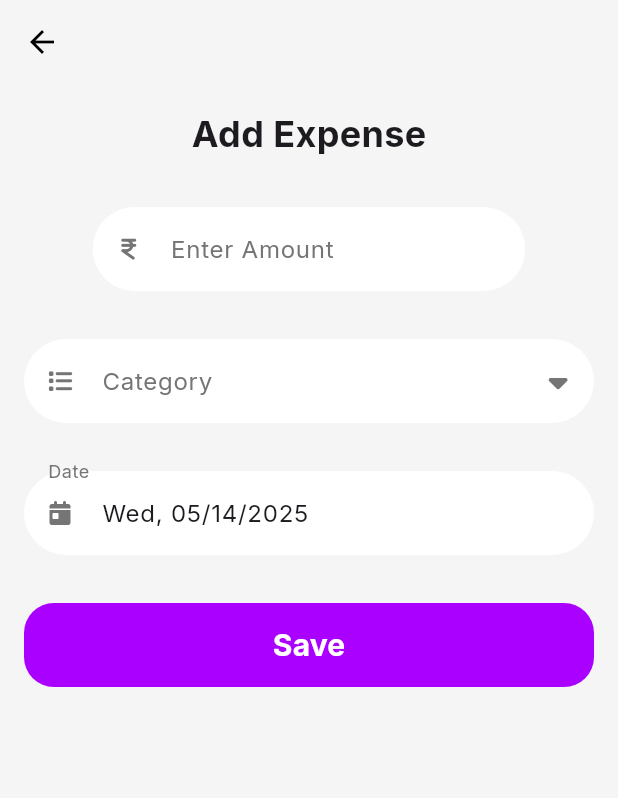
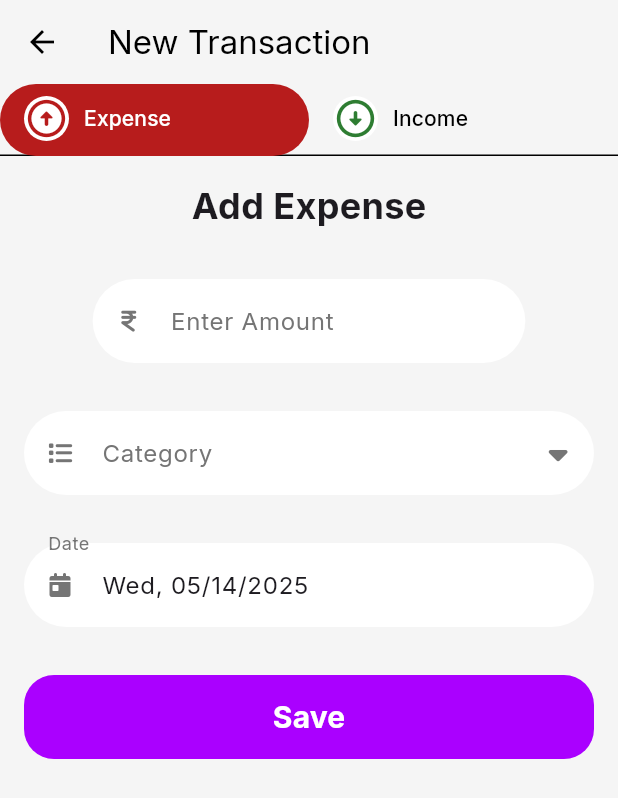
Before and after one commit to IshanKarki/Khutruke, a Flutter app: the screen it shows after launch, after a tap on an icon or button, on a phone screen of 412 x 824 dp. Shown: the top 798 px of the screen. Run offline on Flutter 3.47's test engine with Material 3 defaults, Android fonts, the phone set to English and light mode, and no system bars; our stand-ins replace fl_chart, font_awesome_flutter, google_fonts.

Commit message:
Category begins

```diff
--- a/lib/screens/add_expense/views/add_expense.dart
+++ b/lib/screens/add_expense/views/add_expense.dart
@@ -26,8 +26,6 @@ class _AddExpenseState extends State<AddExpense> {
     return GestureDetector(
       onTap: () => FocusScope.of(context).unfocus(),
       child: Scaffold(
-        backgroundColor: Theme.of(context).colorScheme.surface,
-        appBar: AppBar(backgroundColor: Theme.of(context).colorScheme.surface),
         body: Padding(
           padding: const EdgeInsets.all(16.0),
           child: Column(
@@ -63,6 +61,21 @@ class _AddExpenseState extends State<AddExpense> {
               TextFormField(
                 controller: categoryController,
                 readOnly: true,
+                onTap: () {
+                  showDialog(
+                    context: context,
+                    builder: (BuildContext context) {
+                      return AlertDialog(
+                        content: Column(
+                          mainAxisSize: MainAxisSize.min,
+                          children: [
+
+                          ],
+                        ),
+                      );
+                    },
+                  );
+                },
                 decoration: InputDecoration(
                   filled: true,
                   fillColor: Colors.white,
@@ -77,29 +90,14 @@ class _AddExpenseState extends State<AddExpense> {
                   ),
                   hintText: 'Category',
                   hintStyle: TextStyle(color: Colors.grey.shade600),
-                  suffixIcon: IconButton(
-                    onPressed: () {
-                      showDialog(
-                        context: context,
-                        builder: (context) {
-                          return AlertDialog(
-                            content: Column(
-                              children: [
-
-                              ],
-                            ),
-                          );
-                        },
-                      );
-                    },
-                    icon: Icon(
-                      FontAwesomeIcons.caretDown,
-                      size: 20,
-                      color: Colors.grey.shade600,
-                    ),
+                  suffixIcon: Icon(
+                    FontAwesomeIcons.caretDown,
+                    size: 20,
+                    color: Colors.grey.shade600,
                   ),
                 ),
               ),
+
               SizedBox(height: 32),
               TextFormField(
                 controller: dateController,
--- /dev/null
+++ b/lib/screens/add_expense/views/add_income.dart
@@ -0,0 +1,10 @@
+import 'package:flutter/material.dart';
+
+class AddIncome extends StatelessWidget {
+  const AddIncome({super.key});
+
+  @override
+  Widget build(BuildContext context) {
+    return const Placeholder();
+  }
+}
--- /dev/null
+++ b/lib/screens/add_expense/views/new_transaction.dart
@@ -0,0 +1,109 @@
+import 'package:flutter/material.dart';
+import 'package:khutruke/screens/add_expense/views/add_expense.dart';
+import 'package:khutruke/screens/add_expense/views/add_income.dart';
+
+class NewTransaction extends StatefulWidget {
+  const NewTransaction({super.key});
+
+  @override
+  State<NewTransaction> createState() => _NewTransactionState();
+}
+
+class _NewTransactionState extends State<NewTransaction>
+    with SingleTickerProviderStateMixin {
+  @override
+  Widget build(BuildContext context) {
+    return DefaultTabController(
+      length: 2,
+      child: Builder(
+        builder: (BuildContext context) {
+          final TabController tabController = DefaultTabController.of(context);
+
+          return StatefulBuilder(
+            builder: (context, setState) {
+              tabController.addListener(() {
+                setState(() {}); // Rebuild when tab changes
+              });
+
+              Color selectedColor =
+                  tabController.index == 0
+                      ? Colors.red.shade900
+                      : Colors.green.shade800;
+
+              return Scaffold(
+                appBar: AppBar(
+                  title: Text('New Transaction'),
+                  bottom: TabBar(
+                    tabs: [
+                      Tab(
+                        child: Row(
+                          children: [
+                            Stack(
+                              alignment: Alignment.center,
+                              children: [
+                                Container(
+                                  width: 30,
+                                  decoration: BoxDecoration(
+                                    shape: BoxShape.circle,
+                                    color: Colors.white,
+                                  ),
+                                ),
+
+                                Icon(
+                                  Icons.arrow_circle_up_rounded,
+                                  color: Colors.red.shade900,
+                                  size: 30,
+                                ),
+                              ],
+                            ),
+                            SizedBox(width: 10),
+                            Text('Expense'),
+                          ],
+                        ),
+                      ),
+                      Tab(
+                        child: Row(
+                          children: [
+                            Stack(
+                              alignment: Alignment.center,
+                              children: [
+                                Container(
+                                  width: 30,
+                                  decoration: BoxDecoration(
+                                    shape: BoxShape.circle,
+                                    color: Colors.white,
+                                  ),
+                                ),
+
+                                Icon(
+                                  Icons.arrow_circle_down_rounded,
+                                  color: Colors.green.shade800,
+                                  size: 30,
+                                ),
+                              ],
+                            ),
+                            SizedBox(width: 10),
+                            Text('Income'),
+                          ],
+                        ),
+                      ),
+                    ],
+                    labelColor: Colors.white,
+                    unselectedLabelColor: Colors.black,
+                    indicatorSize: TabBarIndicatorSize.tab,
+                    // indicatorPadding: EdgeInsets.symmetric(horizontal: 10),
+                    indicator: BoxDecoration(
+                      color: selectedColor,
+                      borderRadius: BorderRadius.circular(30),
+                    ),
+                  ),
+                ),
+                body: TabBarView(children: [AddExpense(), AddIncome()]),
+              );
+            },
+          );
+        },
+      ),
+    );
+  }
+}
--- a/lib/screens/home/views/home_screen.dart
+++ b/lib/screens/home/views/home_screen.dart
@@ -1,6 +1,6 @@
 import 'package:flutter/cupertino.dart';
 import 'package:flutter/material.dart';
-import 'package:khutruke/screens/add_expense/views/add_expense.dart';
+import 'package:khutruke/screens/add_expense/views/new_transaction.dart';
 import 'dart:math';
 import 'goal_screen.dart';
 import 'package:khutruke/screens/home/views/main_screen.dart';
@@ -51,7 +51,7 @@ class _HomeScreenState extends State<HomeScreen> {
         onPressed: () {
           Navigator.push(
             context,
-            MaterialPageRoute(builder: (context) => AddExpense()),
+            MaterialPageRoute(builder: (context) => NewTransaction()),
           );
         },
         elevation: 8,
```
